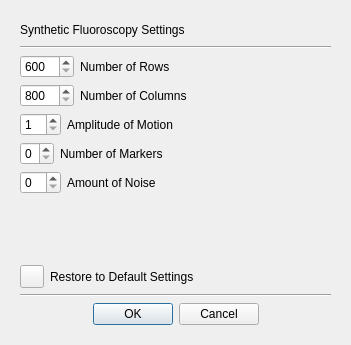
Before: the Qt Designer form src/ise/iqt_synth_settings.ui in simonoxen/plastimatch, drawn with Qt 5.
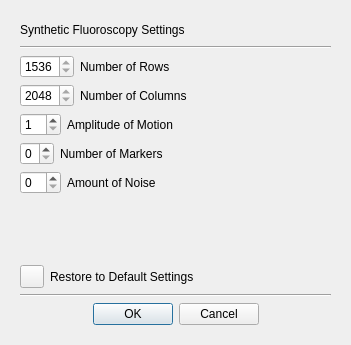
After: the same form once the commit is applied.

What changed in the file:
```diff
--- a/src/ise/iqt_synth_settings.ui
+++ b/src/ise/iqt_synth_settings.ui
@@ -58,7 +58,7 @@
              <bool>true</bool>
             </property>
             <property name="minimum">
-             <number>600</number>
+             <number>1536</number>
             </property>
             <property name="maximum">
              <number>1536</number>
@@ -95,7 +95,7 @@
           <item>
            <widget class="QSpinBox" name="colBox">
             <property name="minimum">
-             <number>800</number>
+             <number>2048</number>
             </property>
             <property name="maximum">
              <number>2048</number>
```
